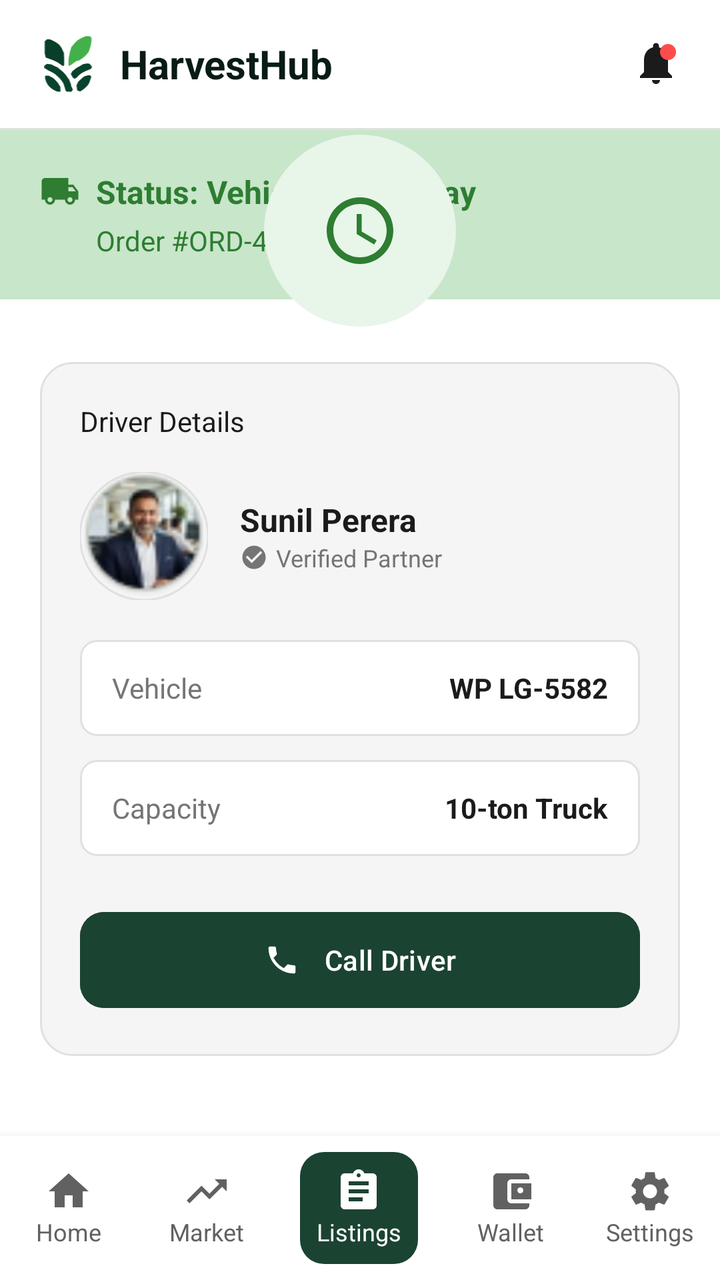
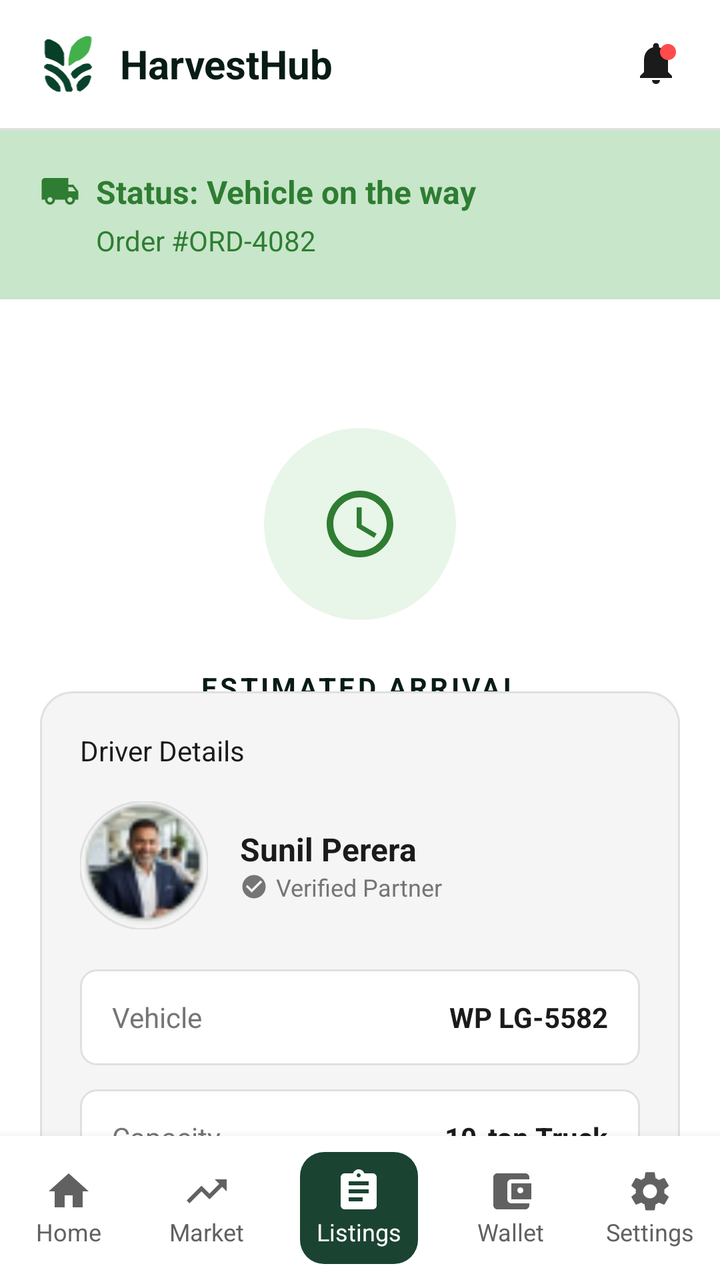

Two renders of the same Android screen: before a commit and after it. Below are the layout's source before the change and the commit's diff.
<!-- AndroidManifest.xml: application theme Theme.HarvestHubMobile -->
<!-- res/layout/activity_vehicle_arrival.xml -->
<?xml version="1.0" encoding="utf-8"?>
<androidx.constraintlayout.widget.ConstraintLayout xmlns:android="http://schemas.android.com/apk/res/android"
    xmlns:app="http://schemas.android.com/apk/res-auto"
    android:layout_width="match_parent"
    android:layout_height="match_parent"
    android:background="@color/white">

    
    <LinearLayout
        android:id="@+id/topBar"
        android:layout_width="match_parent"
        android:layout_height="64dp"
        android:gravity="center_vertical"
        android:orientation="horizontal"
        android:paddingHorizontal="20dp"
        app:layout_constraintTop_toTopOf="parent">

        <ImageView
            android:layout_width="28dp"
            android:layout_height="28dp"
            android:src="@drawable/ic_harvesthub_logo" />

        <TextView
            android:layout_width="0dp"
            android:layout_height="wrap_content"
            android:layout_marginStart="12dp"
            android:layout_weight="1"
            android:text="HarvestHub"
            android:textColor="@color/primary_dark_green"
            android:textSize="20sp"
            android:textStyle="bold" />

        <FrameLayout
            android:layout_width="wrap_content"
            android:layout_height="wrap_content">

            <ImageView
                android:layout_width="24dp"
                android:layout_height="24dp"
                android:src="@drawable/ic_notification"
                app:tint="@color/text_black_bold" />

            <View
                android:layout_width="8dp"
                android:layout_height="8dp"
                android:layout_gravity="top|end"
                android:layout_marginTop="2dp"
                android:layout_marginEnd="2dp"
                android:background="@drawable/bg_notification_dot" />
        </FrameLayout>
    </LinearLayout>

    <View
        android:id="@+id/dividerTop"
        android:layout_width="match_parent"
        android:layout_height="1dp"
        android:background="@color/divider_gray"
        app:layout_constraintTop_toBottomOf="@id/topBar" />

    
    <LinearLayout
        android:id="@+id/statusBanner"
        android:layout_width="match_parent"
        android:layout_height="wrap_content"
        android:background="@color/status_banner_bg"
        android:orientation="vertical"
        android:padding="20dp"
        app:layout_constraintTop_toBottomOf="@id/dividerTop">

        <LinearLayout
            android:layout_width="wrap_content"
            android:layout_height="wrap_content"
            android:gravity="center_vertical"
            android:orientation="horizontal">

            <ImageView
                android:layout_width="20dp"
                android:layout_height="20dp"
                android:src="@drawable/ic_truck" />

            <TextView
                android:layout_width="wrap_content"
                android:layout_height="wrap_content"
                android:layout_marginStart="8dp"
                android:text="@string/vehicle_status_on_way"
                android:textColor="@color/status_text_green"
                android:textSize="16sp"
                android:textStyle="bold" />
        </LinearLayout>

        <TextView
            android:layout_width="wrap_content"
            android:layout_height="wrap_content"
            android:layout_marginStart="28dp"
            android:layout_marginTop="4dp"
            android:text="@string/order_number_arrival"
            android:textColor="@color/status_text_green"
            android:textSize="14sp" />
    </LinearLayout>

    
    <LinearLayout
        android:layout_width="match_parent"
        android:layout_height="wrap_content"
        android:gravity="center"
        android:orientation="vertical"
        app:layout_constraintBottom_toTopOf="@id/driverCard"
        app:layout_constraintTop_toBottomOf="@id/statusBanner">

        <FrameLayout
            android:layout_width="96dp"
            android:layout_height="96dp"
            android:background="@drawable/bg_clock_circle">

            <ImageView
                android:layout_width="40dp"
                android:layout_height="40dp"
                android:layout_gravity="center"
                android:src="@drawable/ic_clock" />
        </FrameLayout>

        <TextView
            android:layout_width="wrap_content"
            android:layout_height="wrap_content"
            android:layout_marginTop="24dp"
            android:letterSpacing="0.1"
            android:text="@string/estimated_arrival_label"
            android:textColor="@color/primary_dark_green"
            android:textSize="14sp"
            android:textStyle="bold" />

        <TextView
            android:layout_width="wrap_content"
            android:layout_height="wrap_content"
            android:layout_marginTop="4dp"
            android:text="@string/eta_value"
            android:textColor="@color/primary_dark_green"
            android:textSize="40sp"
            android:textStyle="bold" />
    </LinearLayout>

    
    <LinearLayout
        android:id="@+id/driverCard"
        android:layout_width="match_parent"
        android:layout_height="wrap_content"
        android:layout_marginHorizontal="20dp"
        android:layout_marginBottom="40dp"
        android:background="@drawable/bg_driver_card"
        android:orientation="vertical"
        android:padding="20dp"
        app:layout_constraintBottom_toTopOf="@id/bottomNav">

        <TextView
            android:layout_width="wrap_content"
            android:layout_height="wrap_content"
            android:layout_marginBottom="16dp"
            android:text="@string/driver_details_title"
            android:textColor="@color/text_black_bold"
            android:textSize="14sp" />

        <LinearLayout
            android:layout_width="match_parent"
            android:layout_height="wrap_content"
            android:layout_marginBottom="20dp"
            android:gravity="center_vertical"
            android:orientation="horizontal">

            <com.google.android.material.imageview.ShapeableImageView
                android:layout_width="64dp"
                android:layout_height="64dp"
                android:scaleType="centerCrop"
                android:src="@drawable/profile_png"
                app:shapeAppearanceOverlay="@style/CircleAppearance"
                app:strokeColor="@color/divider_gray"
                app:strokeWidth="1dp" />

            <LinearLayout
                android:layout_width="wrap_content"
                android:layout_height="wrap_content"
                android:layout_marginStart="16dp"
                android:orientation="vertical">

                <TextView
                    android:layout_width="wrap_content"
                    android:layout_height="wrap_content"
                    android:text="@string/driver_name"
                    android:textColor="@color/text_black_bold"
                    android:textSize="16sp"
                    android:textStyle="bold" />

                <LinearLayout
                    android:layout_width="wrap_content"
                    android:layout_height="wrap_content"
                    android:gravity="center_vertical"
                    android:orientation="horizontal">

                    <ImageView
                        android:layout_width="14dp"
                        android:layout_height="14dp"
                        android:src="@drawable/ic_verified_simple"
                        app:tint="@color/text_gray_medium" />

                    <TextView
                        android:layout_width="wrap_content"
                        android:layout_height="wrap_content"
                        android:layout_marginStart="4dp"
                        android:text="@string/verified_partner"
                        android:textColor="@color/text_gray_medium"
                        android:textSize="12sp" />
                </LinearLayout>
            </LinearLayout>
        </LinearLayout>

        <LinearLayout
            android:layout_width="match_parent"
            android:layout_height="48dp"
            android:layout_marginBottom="12dp"
            android:background="@drawable/bg_info_row"
            android:gravity="center_vertical"
            android:paddingHorizontal="16dp">

            <TextView
                android:layout_width="0dp"
                android:layout_height="wrap_content"
                android:layout_weight="1"
                android:text="@string/vehicle_label"
                android:textColor="@color/text_gray_medium"
                android:textSize="14sp" />

            <TextView
                android:layout_width="wrap_content"
                android:layout_height="wrap_content"
                android:text="@string/vehicle_value"
                android:textColor="@color/text_black_bold"
                android:textSize="14sp"
                android:textStyle="bold" />
        </LinearLayout>

        <LinearLayout
            android:layout_width="match_parent"
            android:layout_height="48dp"
            android:layout_marginBottom="24dp"
            android:background="@drawable/bg_info_row"
            android:gravity="center_vertical"
            android:paddingHorizontal="16dp">

            <TextView
                android:layout_width="0dp"
                android:layout_height="wrap_content"
                android:layout_weight="1"
                android:text="@string/capacity_label"
                android:textColor="@color/text_gray_medium"
                android:textSize="14sp" />

            <TextView
                android:layout_width="wrap_content"
                android:layout_height="wrap_content"
                android:text="@string/capacity_value"
                android:textColor="@color/text_black_bold"
                android:textSize="14sp"
                android:textStyle="bold" />
        </LinearLayout>

        <com.google.android.material.button.MaterialButton
            android:id="@+id/btnCallDriver"
            android:layout_width="match_parent"
            android:layout_height="56dp"
            android:backgroundTint="@color/nav_selected_bg"
            app:icon="@drawable/ic_call"
            app:iconGravity="textStart"
            app:iconPadding="12dp"
            app:iconTint="@color/white"
            android:text="@string/call_driver_btn"
            android:textAllCaps="false"
            android:textColor="@color/white"
            app:cornerRadius="12dp" />
    </LinearLayout>

    
    <LinearLayout
        android:id="@+id/bottomNav"
        android:layout_width="match_parent"
        android:layout_height="72dp"
        android:background="@color/white"
        android:elevation="8dp"
        android:gravity="center_vertical"
        android:orientation="horizontal"
        app:layout_constraintBottom_toBottomOf="parent">

        <LinearLayout
            android:layout_width="0dp"
            android:layout_height="wrap_content"
            android:layout_weight="1"
            android:gravity="center"
            android:orientation="vertical">

            <ImageView
                android:layout_width="24dp"
                android:layout_height="24dp"
                android:src="@drawable/ic_home"
                app:tint="@color/nav_unselected_text" />

            <TextView
                android:layout_width="wrap_content"
                android:layout_height="wrap_content"
                android:text="@string/nav_home"
                android:textColor="@color/nav_unselected_text"
                android:textSize="12sp" />
        </LinearLayout>

        <LinearLayout
            android:layout_width="0dp"
            android:layout_height="wrap_content"
            android:layout_weight="1"
            android:gravity="center"
            android:orientation="vertical">

            <ImageView
                android:layout_width="24dp"
                android:layout_height="24dp"
                android:src="@drawable/ic_trending_up"
                app:tint="@color/nav_unselected_text" />

            <TextView
                android:layout_width="wrap_content"
                android:layout_height="wrap_content"
                android:text="@string/nav_market"
                android:textColor="@color/nav_unselected_text"
                android:textSize="12sp" />
        </LinearLayout>

        <LinearLayout
            android:layout_width="0dp"
            android:layout_height="match_parent"
            android:layout_weight="1.2"
            android:background="@drawable/bg_nav_pill_active"
            android:gravity="center"
            android:orientation="vertical">

            <ImageView
                android:layout_width="24dp"
                android:layout_height="24dp"
                android:src="@drawable/ic_listings_nav"
                app:tint="@color/white" />

            <TextView
                android:layout_width="wrap_content"
                android:layout_height="wrap_content"
                android:text="@string/nav_listings"
                android:textColor="@color/white"
                android:textSize="12sp" />
        </LinearLayout>

        <LinearLayout
            android:layout_width="0dp"
            android:layout_height="wrap_content"
            android:layout_weight="1"
            android:gravity="center"
            android:orientation="vertical">

            <ImageView
                android:layout_width="24dp"
                android:layout_height="24dp"
                android:src="@drawable/ic_wallet"
                app:tint="@color/nav_unselected_text" />

            <TextView
                android:layout_width="wrap_content"
                android:layout_height="wrap_content"
                android:text="@string/nav_wallet"
                android:textColor="@color/nav_unselected_text"
                android:textSize="12sp" />
        </LinearLayout>

        <LinearLayout
            android:layout_width="0dp"
            android:layout_height="wrap_content"
            android:layout_weight="1"
            android:gravity="center"
            android:orientation="vertical">

            <ImageView
                android:layout_width="24dp"
                android:layout_height="24dp"
                android:src="@drawable/ic_settings"
                app:tint="@color/nav_unselected_text" />

            <TextView
                android:layout_width="wrap_content"
                android:layout_height="wrap_content"
                android:text="@string/nav_settings"
                android:textColor="@color/nav_unselected_text"
                android:textSize="12sp" />
        </LinearLayout>

    </LinearLayout>

</androidx.constraintlayout.widget.ConstraintLayout>
<!-- resources referenced by this layout -->
<resources>
  <color name="divider_gray">#E0E0E0</color>
  <color name="nav_selected_bg">#1B4332</color>
  <color name="nav_unselected_text">#616161</color>
  <color name="primary_dark_green">#081C15</color>
  <color name="status_banner_bg">#C8E6C9</color>
  <color name="status_text_green">#2E7D32</color>
  <color name="text_black_bold">#1B1B1B</color>
  <color name="text_gray_medium">#757575</color>
  <color name="white">#FFFFFFFF</color>
  <!-- drawable bg_clock_circle (drawable) -->
  <?xml version="1.0" encoding="utf-8"?>
  <shape xmlns:android="http://schemas.android.com/apk/res/android" android:shape="oval">
      <solid android:color="@color/clock_circle_bg" />
  </shape>
  <!-- drawable bg_driver_card (drawable) -->
  <?xml version="1.0" encoding="utf-8"?>
  <shape xmlns:android="http://schemas.android.com/apk/res/android">
      <solid android:color="@color/driver_card_bg" />
      <corners android:radius="16dp" />
      <stroke android:width="1dp" android:color="@color/divider_gray" />
  </shape>
  <!-- drawable bg_info_row (drawable) -->
  <?xml version="1.0" encoding="utf-8"?>
  <shape xmlns:android="http://schemas.android.com/apk/res/android">
      <solid android:color="@color/white" />
      <corners android:radius="8dp" />
      <stroke android:width="1dp" android:color="@color/divider_gray" />
  </shape>
  <!-- drawable bg_notification_dot (drawable) -->
  <?xml version="1.0" encoding="utf-8"?>
  <shape xmlns:android="http://schemas.android.com/apk/res/android" android:shape="oval">
      <solid android:color="#FF4B4B" />
  </shape>
  <!-- drawable ic_home (drawable) -->
  <vector xmlns:android="http://schemas.android.com/apk/res/android"
      android:width="24dp"
      android:height="24dp"
      android:viewportWidth="24"
      android:viewportHeight="24">
      <path
          android:fillColor="#000000"
          android:pathData="M10,20v-6h4v6h5v-8h3L12,3L2,12h3v8z" />
  </vector>
  <!-- drawable ic_trending_up (drawable) -->
  <vector xmlns:android="http://schemas.android.com/apk/res/android"
      android:width="24dp"
      android:height="24dp"
      android:viewportWidth="24"
      android:viewportHeight="24">
      <path
          android:fillColor="#000000"
          android:pathData="M16,6l2.29,2.29l-4.88,4.88l-4,-4L2,16.59L3.41,18l6,-6l4,4l6.3,-6.29L22,12V6H16z" />
  </vector>
  <string name="call_driver_btn">Call Driver</string>
  <string name="capacity_label">Capacity</string>
  <string name="capacity_value">10-ton Truck</string>
  <string name="driver_details_title">Driver Details</string>
  <string name="driver_name">Sunil Perera</string>
  <string name="estimated_arrival_label">ESTIMATED ARRIVAL</string>
  <string name="eta_value">30 mins</string>
  <string name="nav_home">Home</string>
  <string name="nav_listings">Listings</string>
  <string name="nav_market">Market</string>
  <string name="nav_settings">Settings</string>
  <string name="nav_wallet">Wallet</string>
  <string name="order_number_arrival">Order #ORD-4082</string>
  <string name="vehicle_label">Vehicle</string>
  <string name="vehicle_status_on_way">Status: Vehicle on the way</string>
  <string name="vehicle_value">WP LG-5582</string>
  <string name="verified_partner">Verified Partner</string>
  <style name="CircleAppearance" parent="">
          <item name="cornerSize">50%</item>
      </style>
  <style name="Theme.HarvestHubMobile" parent="Base.Theme.HarvestHubMobile" />
  <color name="clock_circle_bg">#E8F5E9</color>
  <color name="driver_card_bg">#F5F5F5</color>
  <style name="Base.Theme.HarvestHubMobile" parent="Theme.Material3.DayNight.NoActionBar">
          
          <item name="colorPrimary">@color/primary_green</item>
          <item name="android:statusBarColor">@color/white</item>
          <item name="android:fontFamily">@font/plus_jakarta_sans</item>
      </style>
  <color name="primary_green">#1B4332</color>
  <!-- unchanged entries left out for length: 11 -->
</resources>

<!-- the commit's change to res/layout/activity_vehicle_arrival.xml (unified diff, before → after) -->
@@ -1,6 +1,7 @@
 <?xml version="1.0" encoding="utf-8"?>
 <androidx.constraintlayout.widget.ConstraintLayout xmlns:android="http://schemas.android.com/apk/res/android"
     xmlns:app="http://schemas.android.com/apk/res-auto"
+    xmlns:tools="http://schemas.android.com/tools"
     android:layout_width="match_parent"
     android:layout_height="match_parent"
     android:background="@color/white">
@@ -100,12 +101,15 @@
 
     
     <LinearLayout
+        android:id="@+id/linearLayout"
         android:layout_width="match_parent"
         android:layout_height="wrap_content"
+        android:layout_marginTop="150dp"
         android:gravity="center"
         android:orientation="vertical"
-        app:layout_constraintBottom_toTopOf="@id/driverCard"
-        app:layout_constraintTop_toBottomOf="@id/statusBanner">
+        app:layout_constraintEnd_toEndOf="parent"
+        app:layout_constraintStart_toStartOf="parent"
+        app:layout_constraintTop_toBottomOf="@+id/topBar">
 
         <FrameLayout
             android:layout_width="96dp"
@@ -145,11 +149,14 @@
         android:layout_width="match_parent"
         android:layout_height="wrap_content"
         android:layout_marginHorizontal="20dp"
+        android:layout_marginTop="100dp"
         android:layout_marginBottom="40dp"
         android:background="@drawable/bg_driver_card"
         android:orientation="vertical"
         android:padding="20dp"
-        app:layout_constraintBottom_toTopOf="@id/bottomNav">
+        app:layout_constraintBottom_toTopOf="@id/bottomNav"
+        app:layout_constraintTop_toBottomOf="@+id/linearLayout"
+        tools:layout_editor_absoluteX="20dp">
 
         <TextView
             android:layout_width="wrap_content"
@@ -267,14 +274,14 @@
             android:layout_width="match_parent"
             android:layout_height="56dp"
             android:backgroundTint="@color/nav_selected_bg"
+            android:text="@string/call_driver_btn"
+            android:textAllCaps="false"
+            android:textColor="@color/white"
+            app:cornerRadius="12dp"
             app:icon="@drawable/ic_call"
             app:iconGravity="textStart"
             app:iconPadding="12dp"
-            app:iconTint="@color/white"
-            android:text="@string/call_driver_btn"
-            android:textAllCaps="false"
-            android:textColor="@color/white"
-            app:cornerRadius="12dp" />
+            app:iconTint="@color/white" />
     </LinearLayout>
 
     
